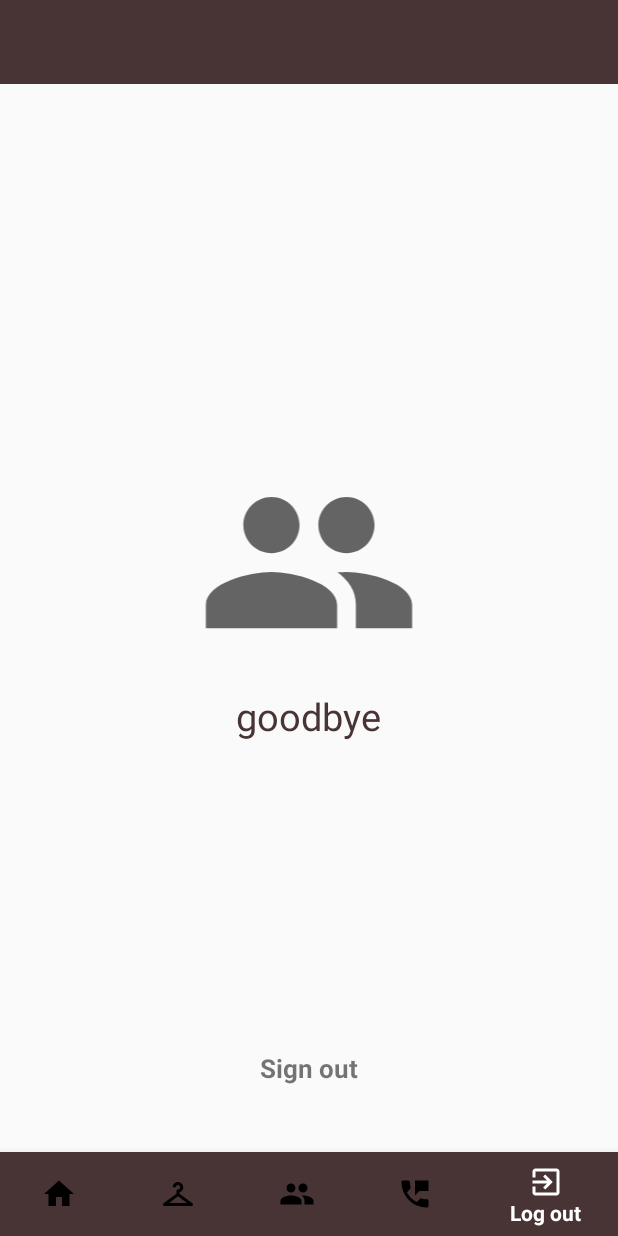
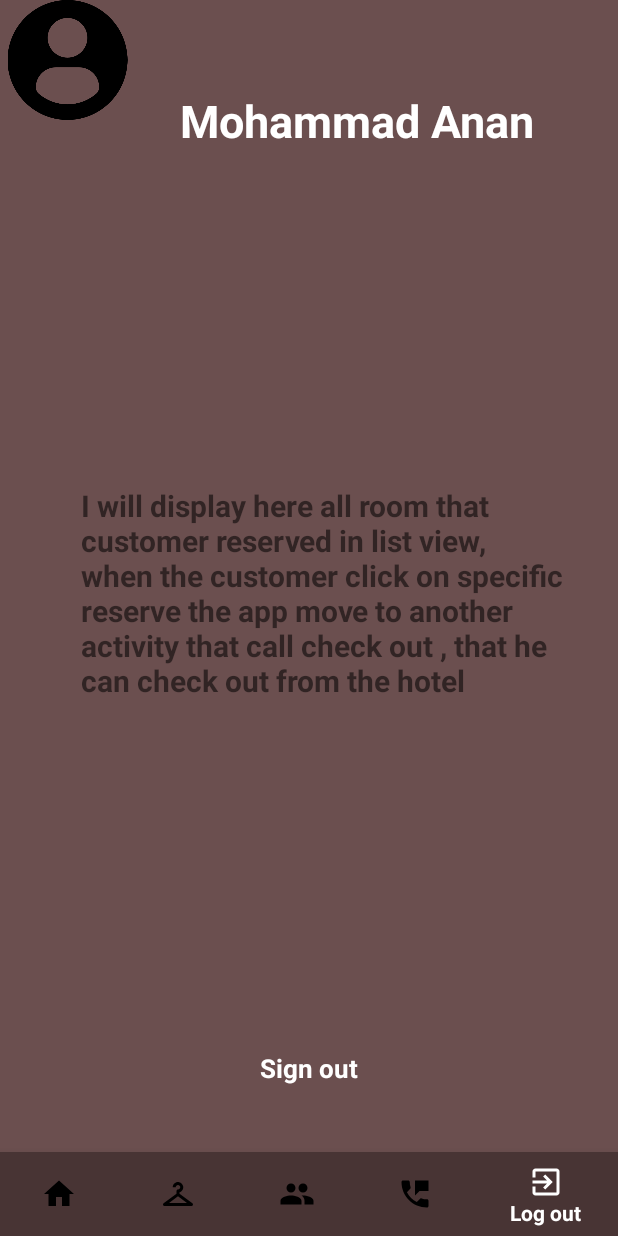
Before and after one commit to azmiwahdan/HotelApplicationAndriod, an Android app: the LogoutActivity screen opened directly, with no data from a screen before it, on a phone screen of 412 x 824 dp. Run offline under Robolectric (Android 15) with nearby library versions, the phone set to English and light mode, and no system bars; 1 statement that could not run was skipped.

Commit message:
push some edit on activity logout.xml

```diff
--- a/app/src/main/res/layout/activity_logout.xml
+++ b/app/src/main/res/layout/activity_logout.xml
@@ -8,46 +8,43 @@
 
     <androidx.constraintlayout.widget.ConstraintLayout
         android:layout_width="match_parent"
-        android:layout_height="match_parent">
+        android:layout_height="match_parent"
+        android:background="@color/colorAccent">
 
         <TextView
-            android:id="@+id/textTitle"
-            android:layout_width="match_parent"
-            android:layout_height="?actionBarSize"
-            android:background="@color/colorPrimary"
-            android:paddingStart="20dp"
-            android:paddingEnd="20dp"
-            android:gravity="center_vertical"
+            android:layout_width="wrap_content"
+            android:layout_height="wrap_content"
+            android:layout_marginTop="60dp"
+            android:text="Mohammad Anan"
             android:textColor="@color/colorWhite"
-            android:textSize="20sp"
+            android:textSize="30dp"
             android:textStyle="bold"
-            app:layout_constraintTop_toTopOf="parent"
-            />
+            app:layout_constraintEnd_toEndOf="parent"
+            app:layout_constraintHorizontal_bias="0.345"
+            app:layout_constraintStart_toEndOf="@+id/imageView2"
+            app:layout_constraintTop_toTopOf="parent" />
 
-        <LinearLayout
-            android:layout_width="match_parent"
-            android:layout_height="wrap_content"
-            android:gravity="center_horizontal"
-            android:orientation="vertical"
-            tools:ignore="MissingConstraints">
+        <TextView
+            android:layout_width="322dp"
+            android:layout_height="177dp"
+            android:layout_marginEnd="36dp"
+            android:text="I will display here all room that customer reserved in list view, when the customer click on specific reserve the app move to another activity that call check out , that he can check out from the hotel"
+            android:textSize="20dp"
+            android:textStyle="bold"
+            app:layout_constraintBottom_toBottomOf="parent"
+            app:layout_constraintEnd_toEndOf="parent"
+            app:layout_constraintTop_toTopOf="parent" />
 
-            <ImageView
-                android:layout_width="200dp"
-                android:layout_height="150dp"
-                android:layout_marginTop="300dp"
-                android:contentDescription="@string/app_name"
-                android:src="@drawable/ic_of_people"/>
+        <ImageView
+            android:id="@+id/imageView2"
+            android:layout_width="90dp"
+            android:layout_height="80dp"
+            android:src="@drawable/profileuser"
+            tools:ignore="MissingConstraints"
+            tools:layout_editor_absoluteX="28dp"
+            tools:layout_editor_absoluteY="48dp" />
 
-            <TextView
-                android:layout_width="wrap_content"
-                android:layout_height="wrap_content"
-                android:text="@string/goodbye"
-                android:layout_marginTop="10dp"
-                android:textColor="@color/colorPrimary"
-                android:textSize="25sp"
-                />
 
-        </LinearLayout>
     </androidx.constraintlayout.widget.ConstraintLayout>
 
     <TextView
@@ -57,6 +54,7 @@
         android:layout_alignParentBottom="true"
         android:layout_marginBottom="100dp"
         android:gravity="center"
+        android:textColor="@color/colorWhite"
         android:text="Sign out"
         android:textSize="17sp"
         android:textStyle="bold"></TextView>
```
Also changed, not shown: app/src/main/res/drawable-v24/profileuser.png (added).
